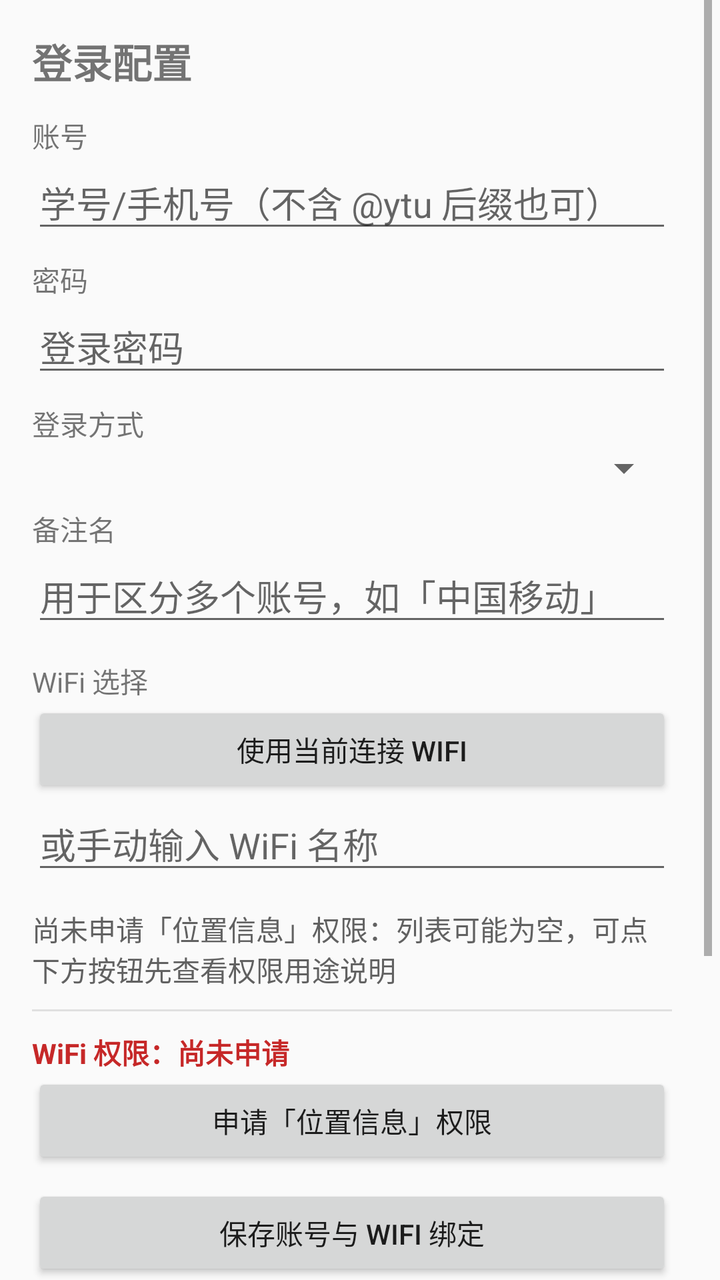
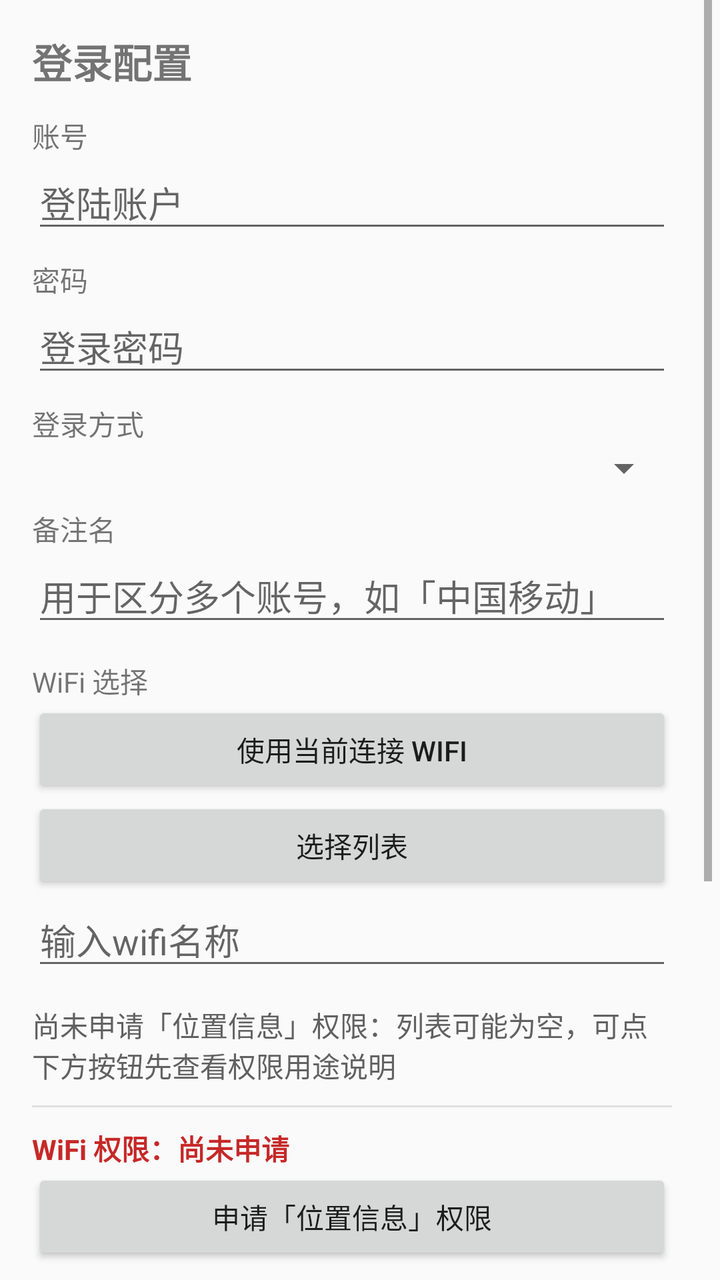

Two renders of the same Android screen: before a commit and after it. Below are the layout's source before the change and the commit's diff.
<!-- AndroidManifest.xml: application theme AppTheme -->
<!-- res/layout/activity_main.xml -->
<?xml version="1.0" encoding="utf-8"?>
<ScrollView xmlns:android="http://schemas.android.com/apk/res/android"
    android:id="@+id/scroll_root"
    android:layout_width="match_parent"
    android:layout_height="match_parent"
    android:clipToPadding="false"
    android:fadeScrollbars="false"
    android:fillViewport="true"
    android:focusable="true"
    android:focusableInTouchMode="true"
    android:scrollbarStyle="insideInset"
    android:scrollbars="vertical"
    android:paddingEnd="4dp"
    android:paddingRight="4dp">

    <LinearLayout
        android:layout_width="match_parent"
        android:layout_height="wrap_content"
        android:orientation="vertical"
        android:padding="16dp">

        <TextView
            android:id="@+id/text_title"
            android:layout_width="match_parent"
            android:layout_height="wrap_content"
            android:text="@string/title_config"
            android:textSize="20sp"
            android:textStyle="bold" />

        
        <TextView
            android:layout_width="match_parent"
            android:layout_height="wrap_content"
            android:layout_marginTop="12dp"
            android:text="@string/label_username" />

        <EditText
            android:id="@+id/edit_username"
            android:layout_width="match_parent"
            android:layout_height="wrap_content"
            android:hint="@string/hint_username"
            android:imeOptions="actionNext"
            android:inputType="text"
            android:maxLines="1" />

        
        <TextView
            android:layout_width="match_parent"
            android:layout_height="wrap_content"
            android:layout_marginTop="8dp"
            android:text="@string/label_password" />

        <EditText
            android:id="@+id/edit_password"
            android:layout_width="match_parent"
            android:layout_height="wrap_content"
            android:hint="@string/hint_password"
            android:imeOptions="actionNext"
            android:inputType="textPassword"
            android:maxLines="1" />

        
        <TextView
            android:layout_width="match_parent"
            android:layout_height="wrap_content"
            android:layout_marginTop="8dp"
            android:text="@string/label_carrier" />

        <Spinner
            android:id="@+id/spinner_carrier"
            android:layout_width="match_parent"
            android:layout_height="wrap_content" />

        
        <TextView
            android:layout_width="match_parent"
            android:layout_height="wrap_content"
            android:layout_marginTop="8dp"
            android:text="@string/label_label" />

        <EditText
            android:id="@+id/edit_label"
            android:layout_width="match_parent"
            android:layout_height="wrap_content"
            android:hint="@string/hint_label"
            android:imeOptions="actionNext"
            android:inputType="text"
            android:maxLines="1" />

        
        <TextView
            android:layout_width="match_parent"
            android:layout_height="wrap_content"
            android:layout_marginTop="12dp"
            android:text="@string/label_wifi" />

        <Button
            android:id="@+id/btn_use_current_wifi"
            android:layout_width="match_parent"
            android:layout_height="wrap_content"
            android:text="@string/btn_use_current_wifi" />

        <LinearLayout
            android:id="@+id/ssid_list"
            android:layout_width="match_parent"
            android:layout_height="wrap_content"
            android:orientation="vertical" />

        <EditText
            android:id="@+id/edit_new_ssid"
            android:layout_width="match_parent"
            android:layout_height="wrap_content"
            android:hint="@string/hint_new_ssid"
            android:imeOptions="actionNext"
            android:inputType="text"
            android:maxLines="1" />

        
        <TextView
            android:id="@+id/text_permission_notice"
            android:layout_width="match_parent"
            android:layout_height="wrap_content"
            android:layout_marginTop="12dp"
            android:text="@string/permission_not_shown"
            android:textColor="@color/permission_notice_text" />

        
        <View
            android:id="@+id/divider_permission"
            android:layout_width="match_parent"
            android:layout_height="1dp"
            android:layout_marginTop="10dp"
            android:layout_marginBottom="10dp"
            android:background="@color/permission_divider" />

        <TextView
            android:id="@+id/text_permission_state"
            android:layout_width="match_parent"
            android:layout_height="wrap_content"
            android:text="@string/permission_state_unknown"
            android:textColor="@color/permission_state_denied_text"
            android:textStyle="bold" />

        <Button
            android:id="@+id/btn_request_permission"
            android:layout_width="match_parent"
            android:layout_height="wrap_content"
            android:text="@string/btn_request_permission" />

        
        <Button
            android:id="@+id/btn_save"
            android:layout_width="match_parent"
            android:layout_height="wrap_content"
            android:layout_marginTop="8dp"
            android:text="@string/btn_save" />

        
        <TextView
            android:id="@+id/text_status"
            android:layout_width="match_parent"
            android:layout_height="wrap_content"
            android:layout_marginTop="8dp"
            android:text="@string/status_initial" />

        
        <Button
            android:id="@+id/btn_login_now"
            android:layout_width="match_parent"
            android:layout_height="wrap_content"
            android:text="@string/btn_login_now" />

        
        <TextView
            android:layout_width="match_parent"
            android:layout_height="wrap_content"
            android:layout_marginTop="12dp"
            android:text="@string/label_portal" />

        <EditText
            android:id="@+id/edit_portal"
            android:layout_width="match_parent"
            android:layout_height="wrap_content"
            android:hint="@string/hint_portal"
            android:imeOptions="actionDone"
            android:inputType="textUri"
            android:maxLines="1" />

        <Button
            android:id="@+id/btn_save_portal"
            android:layout_width="match_parent"
            android:layout_height="wrap_content"
            android:text="@string/btn_save_portal" />

    </LinearLayout>
</ScrollView>
<!-- resources referenced by this layout -->
<resources>
  <color name="permission_divider">#FFE0E0E0</color>
  <color name="permission_notice_text">#FF616161</color>
  <color name="permission_state_denied_text">#FFC62828</color>
  <string name="btn_login_now">立即登录</string>
  <string name="btn_request_permission">申请「位置信息」权限</string>
  <string name="btn_save">保存账号与 WiFi 绑定</string>
  <string name="btn_save_portal">保存 Portal 地址</string>
  <string name="btn_use_current_wifi">使用当前连接 wifi</string>
  <string name="hint_label">用于区分多个账号，如「中国移动」</string>
  <string name="hint_new_ssid">或手动输入 WiFi 名称</string>
  <string name="hint_password">登录密码</string>
  <string name="hint_portal">如 202.194.116.116（可带 http:// 前缀）</string>
  <string name="hint_username">学号/手机号（不含 @ytu 后缀也可）</string>
  <string name="label_carrier">登录方式</string>
  <string name="label_label">备注名</string>
  <string name="label_password">密码</string>
  <string name="label_portal">Portal 地址（校园网门户，按校区填写）</string>
  <string name="label_username">账号</string>
  <string name="label_wifi">WiFi 选择</string>
  <string name="permission_not_shown">尚未申请「位置信息」权限：列表可能为空，可点下方按钮先查看权限用途说明</string>
  <string name="permission_state_unknown">WiFi 权限：尚未申请</string>
  <string name="status_initial">尚未登录</string>
  <string name="title_config">登录配置</string>
  <style name="AppTheme" parent="@android:style/Theme.Material.Light">
          <item name="android:windowNoTitle">false</item>
          
          <item name="android:windowLayoutInDisplayCutoutMode">never</item>
      </style>
</resources>

<!-- the commit's change to res/layout/activity_main.xml (unified diff, before → after) -->
@@ -100,6 +100,13 @@
             android:layout_height="wrap_content"
             android:text="@string/btn_use_current_wifi" />
 
+        
+        <Button
+            android:id="@+id/btn_choose_wifi"
+            android:layout_width="match_parent"
+            android:layout_height="wrap_content"
+            android:text="@string/btn_choose_wifi" />
+
         <LinearLayout
             android:id="@+id/ssid_list"
             android:layout_width="match_parent"
@@ -186,6 +193,16 @@
             android:inputType="textUri"
             android:maxLines="1" />
 
+        
+        <TextView
+            android:id="@+id/text_portal_status"
+            android:layout_width="match_parent"
+            android:layout_height="wrap_content"
+            android:layout_marginTop="4dp"
+            android:text="@string/portal_status_unsaved"
+            android:textColor="@color/portal_status_unsaved_text"
+            android:textStyle="bold" />
+
         <Button
             android:id="@+id/btn_save_portal"
             android:layout_width="match_parent"
<!-- resource entries referenced after the edit -->
@@ -3,24 +3,27 @@
   <color name="permission_divider">#FFE0E0E0</color>
   <color name="permission_notice_text">#FF616161</color>
   <color name="permission_state_denied_text">#FFC62828</color>
+  <color name="portal_status_unsaved_text">#FFC62828</color>
+  <string name="btn_choose_wifi">选择列表</string>
   <string name="btn_login_now">立即登录</string>
   <string name="btn_request_permission">申请「位置信息」权限</string>
   <string name="btn_save">保存账号与 WiFi 绑定</string>
   <string name="btn_save_portal">保存 Portal 地址</string>
   <string name="btn_use_current_wifi">使用当前连接 wifi</string>
   <string name="hint_label">用于区分多个账号，如「中国移动」</string>
-  <string name="hint_new_ssid">或手动输入 WiFi 名称</string>
+  <string name="hint_new_ssid">输入wifi名称</string>
   <string name="hint_password">登录密码</string>
   <string name="hint_portal">如 202.194.116.116（可带 http:// 前缀）</string>
-  <string name="hint_username">学号/手机号（不含 @ytu 后缀也可）</string>
+  <string name="hint_username">登陆账户</string>
   <string name="label_carrier">登录方式</string>
   <string name="label_label">备注名</string>
   <string name="label_password">密码</string>
-  <string name="label_portal">Portal 地址（校园网门户，按校区填写）</string>
+  <string name="label_portal">网络门户地址</string>
   <string name="label_username">账号</string>
   <string name="label_wifi">WiFi 选择</string>
   <string name="permission_not_shown">尚未申请「位置信息」权限：列表可能为空，可点下方按钮先查看权限用途说明</string>
   <string name="permission_state_unknown">WiFi 权限：尚未申请</string>
+  <string name="portal_status_unsaved">尚未保存地址</string>
   <string name="status_initial">尚未登录</string>
   <string name="title_config">登录配置</string>
   <style name="AppTheme" parent="@android:style/Theme.Material.Light">
